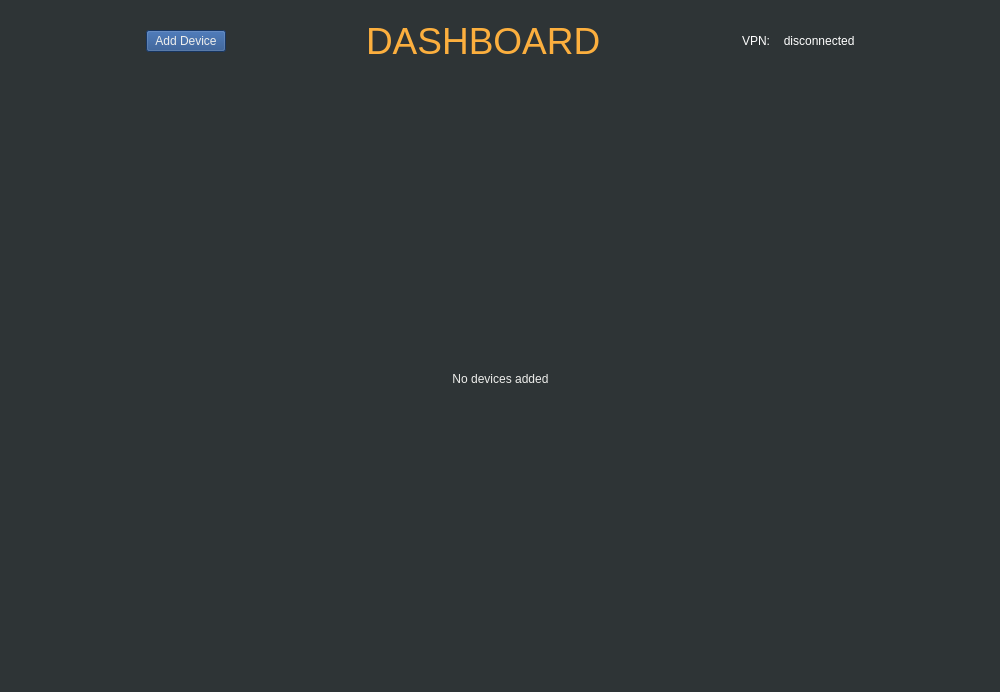
Before: the Qt Designer form qt_files/dashboard_widget.ui in dpflores/qt_dashboard, drawn with Qt 5.
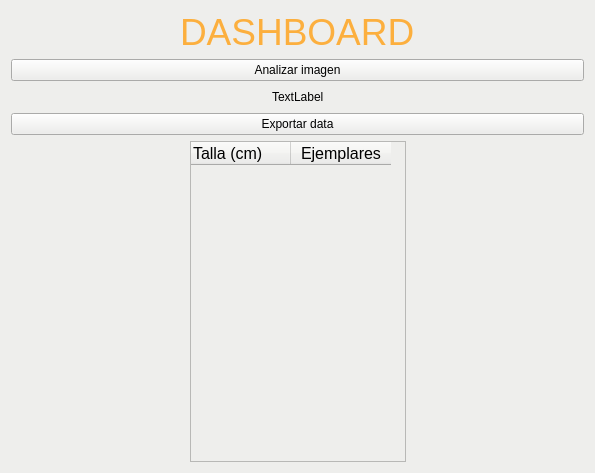
After: the same form once the commit is applied.

Patch:
```diff
--- a/qt_files/dashboard_widget.ui
+++ b/qt_files/dashboard_widget.ui
@@ -6,67 +6,30 @@
    <rect>
     <x>0</x>
     <y>0</y>
-    <width>1000</width>
-    <height>692</height>
+    <width>595</width>
+    <height>473</height>
    </rect>
   </property>
-  <property name="sizePolicy">
-   <sizepolicy hsizetype="Expanding" vsizetype="Expanding">
-    <horstretch>0</horstretch>
-    <verstretch>0</verstretch>
-   </sizepolicy>
-  </property>
   <property name="windowTitle">
    <string>Form</string>
   </property>
   <property name="styleSheet">
-   <string notr="true">background-color: rgb(46, 52, 54);</string>
+   <string notr="true">background-color: rgb(238, 238, 236);</string>
   </property>
   <layout class="QGridLayout" name="gridLayout_2">
    <item row="0" column="0">
-    <layout class="QVBoxLayout" name="verticalLayout" stretch="1,10">
+    <layout class="QVBoxLayout" name="verticalLayout">
      <item>
-      <layout class="QHBoxLayout" name="horizontalLayout">
+      <layout class="QHBoxLayout" name="horizontalLayout_5">
        <item>
-        <spacer name="horizontalSpacer_4">
+        <spacer name="horizontalSpacer_2">
          <property name="orientation">
           <enum>Qt::Horizontal</enum>
          </property>
          <property name="sizeHint" stdset="0">
           <size>
-           <width>40</width>
-           <height>20</height>
-          </size>
-         </property>
-        </spacer>
-       </item>
-       <item>
-        <widget class="QPushButton" name="add_button">
-         <property name="sizePolicy">
-          <sizepolicy hsizetype="Maximum" vsizetype="Maximum">
-           <horstretch>0</horstretch>
-           <verstretch>0</verstretch>
-          </sizepolicy>
-         </property>
-         <property name="styleSheet">
-          <string notr="true">color:rgb(238, 238, 236);
-
-background-color: rgb(32, 74, 135);</string>
-         </property>
-         <property name="text">
-          <string>Add Device</string>
-         </property>
-        </widget>
-       </item>
-       <item>
-        <spacer name="horizontalSpacer">
-         <property name="orientation">
-          <enum>Qt::Horizontal</enum>
-         </property>
-         <property name="sizeHint" stdset="0">
-          <size>
-           <width>40</width>
-           <height>20</height>
+           <width>5</width>
+           <height>5</height>
           </size>
          </property>
         </spacer>
@@ -85,6 +48,30 @@
         </widget>
        </item>
        <item>
+        <spacer name="horizontalSpacer">
+         <property name="orientation">
+          <enum>Qt::Horizontal</enum>
+         </property>
+         <property name="sizeHint" stdset="0">
+          <size>
+           <width>5</width>
+           <height>5</height>
+          </size>
+         </property>
+        </spacer>
+       </item>
+      </layout>
+     </item>
+     <item>
+      <widget class="QPushButton" name="analyzeButton">
+       <property name="text">
+        <string>Analizar imagen</string>
+       </property>
+      </widget>
+     </item>
+     <item>
+      <layout class="QHBoxLayout" name="horizontalLayout">
+       <item>
         <spacer name="horizontalSpacer_3">
          <property name="orientation">
           <enum>Qt::Horizontal</enum>
@@ -98,64 +85,14 @@
         </spacer>
        </item>
        <item>
-        <layout class="QVBoxLayout" name="verticalLayout_4" stretch="1,0,1">
-         <item>
-          <spacer name="verticalSpacer">
-           <property name="orientation">
-            <enum>Qt::Vertical</enum>
-           </property>
-           <property name="sizeHint" stdset="0">
-            <size>
-             <width>20</width>
-             <height>40</height>
-            </size>
-           </property>
-          </spacer>
-         </item>
-         <item>
-          <layout class="QHBoxLayout" name="horizontalLayout_2">
-           <item>
-            <widget class="QLabel" name="label_2">
-             <property name="styleSheet">
-              <string notr="true">color:rgb(255, 255, 255)</string>
-             </property>
-             <property name="text">
-              <string>VPN: </string>
-             </property>
-            </widget>
-           </item>
-           <item>
-            <widget class="QLabel" name="indicator">
-             <property name="styleSheet">
-              <string notr="true">color:rgb(255, 255, 255)</string>
-             </property>
-             <property name="text">
-              <string> disconnected</string>
-             </property>
-             <property name="alignment">
-              <set>Qt::AlignCenter</set>
-             </property>
-            </widget>
-           </item>
-          </layout>
-         </item>
-         <item>
-          <spacer name="verticalSpacer_2">
-           <property name="orientation">
-            <enum>Qt::Vertical</enum>
-           </property>
-           <property name="sizeHint" stdset="0">
-            <size>
-             <width>20</width>
-             <height>40</height>
-            </size>
-           </property>
-          </spacer>
-         </item>
-        </layout>
+        <widget class="QLabel" name="image_label">
+         <property name="text">
+          <string>TextLabel</string>
+         </property>
+        </widget>
        </item>
        <item>
-        <spacer name="horizontalSpacer_2">
+        <spacer name="horizontalSpacer_4">
          <property name="orientation">
           <enum>Qt::Horizontal</enum>
          </property>
@@ -170,7 +107,14 @@
       </layout>
      </item>
      <item>
-      <layout class="QHBoxLayout" name="horizontalLayout_3" stretch="1,10,1">
+      <widget class="QPushButton" name="exportButton">
+       <property name="text">
+        <string>Exportar data</string>
+       </property>
+      </widget>
+     </item>
+     <item>
+      <layout class="QHBoxLayout" name="horizontalLayout_2">
        <item>
         <spacer name="horizontalSpacer_5">
          <property name="orientation">
@@ -185,24 +129,53 @@
         </spacer>
        </item>
        <item>
-        <layout class="QGridLayout" name="dashboard_layout">
-         <property name="spacing">
-          <number>3</number>
+        <widget class="QTableWidget" name="tableSum">
+         <property name="sizeAdjustPolicy">
+          <enum>QAbstractScrollArea::AdjustToContents</enum>
          </property>
-         <item row="0" column="0">
-          <widget class="QLabel" name="empty_label">
-           <property name="styleSheet">
-            <string notr="true">color:rgb(238, 238, 236)</string>
-           </property>
-           <property name="text">
-            <string>No devices added</string>
-           </property>
-           <property name="alignment">
-            <set>Qt::AlignCenter</set>
-           </property>
-          </widget>
-         </item>
-        </layout>
+         <column>
+          <property name="text">
+           <string>Talla (cm)</string>
+          </property>
+          <property name="font">
+           <font>
+            <family>Ubuntu</family>
+            <pointsize>12</pointsize>
+            <weight>50</weight>
+            <bold>false</bold>
+           </font>
+          </property>
+          <property name="textAlignment">
+           <set>AlignLeading|AlignBottom</set>
+          </property>
+          <property name="background">
+           <color>
+            <red>243</red>
+            <green>243</green>
+            <blue>243</blue>
+           </color>
+          </property>
+         </column>
+         <column>
+          <property name="text">
+           <string>Ejemplares</string>
+          </property>
+          <property name="font">
+           <font>
+            <pointsize>12</pointsize>
+            <weight>50</weight>
+            <bold>false</bold>
+           </font>
+          </property>
+          <property name="background">
+           <color>
+            <red>243</red>
+            <green>243</green>
+            <blue>243</blue>
+           </color>
+          </property>
+         </column>
+        </widget>
        </item>
        <item>
         <spacer name="horizontalSpacer_6">
```
Left out of the diff: 12 changed lines with no effect on the pictures.
